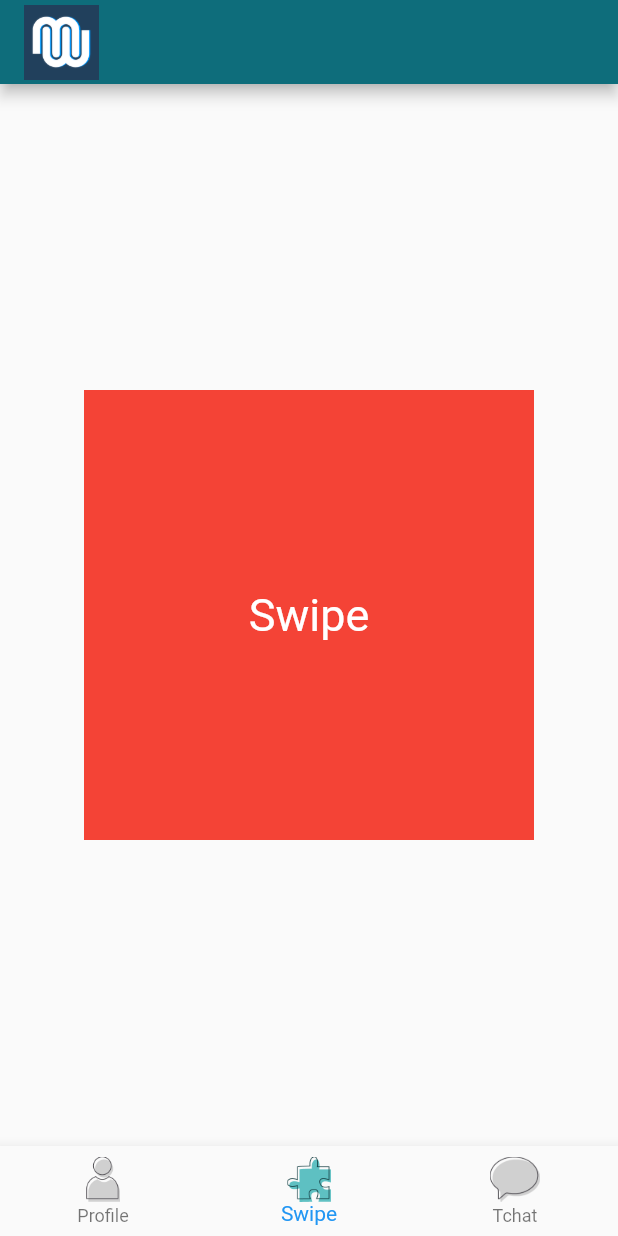
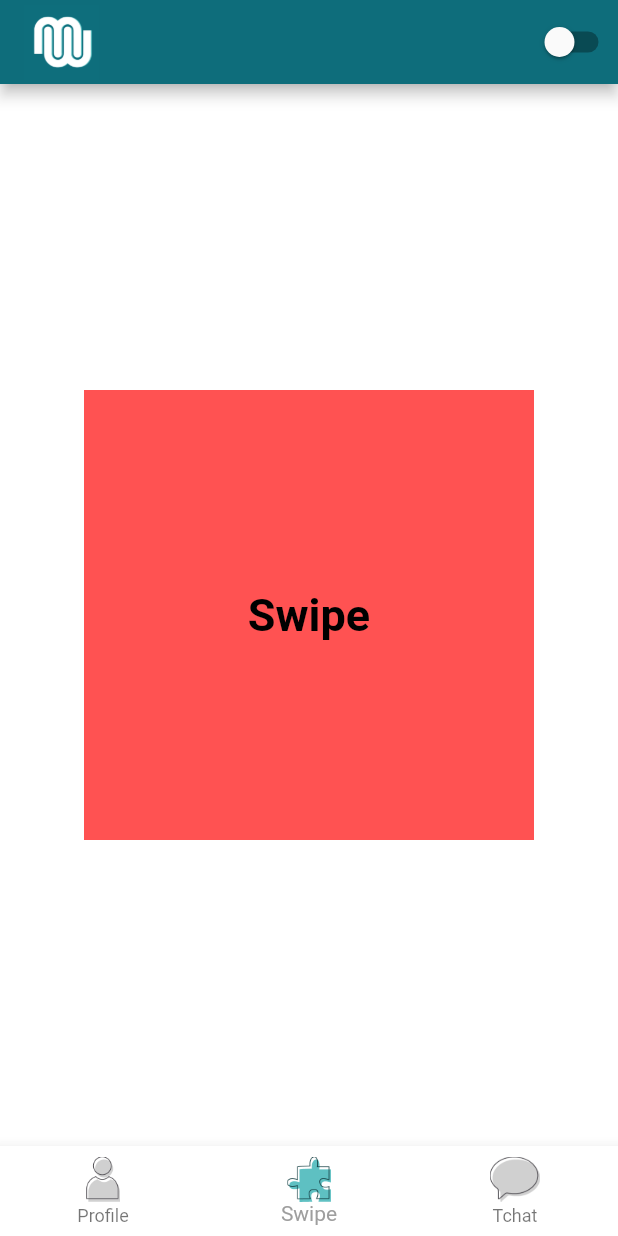
Before and after one commit to ynov-lyon-mobilite-20-21/MatchWork, a Flutter app: the screen it shows after launch, on a phone screen of 412 x 824 dp. Run offline on Flutter 3.47's test engine with Material 2 defaults, Android fonts, the phone set to English and light mode, and no system bars; our stand-ins replace package_info, shared_preferences.

Commit message:
Squashed commit of darkMode
commit 7acaf2947c621df12c807b8783efc6039ee4b9a8
Author: Hizopee <panthierjoyce@gmail.com>
Date:   Fri Nov 13 18:53:02 2020 +0100

    rename logo filename

commit 66d7915ebeb4b07fb591e565cf45520249016812
Author: Hizopee <panthierjoyce@gmail.com>
Date:   Fri Nov 13 18:50:32 2020 +0100

    [Done] add dark mode

commit a7cd5c61ce1efa5685a4ede0fe538e4a65a61aaf
Author: Hizopee <panthierjoyce@gmail.com>
Date:   Tue Nov 10 00:49:26 2020 +0100

    test

```diff
--- a/lib/main.dart
+++ b/lib/main.dart
@@ -1,10 +1,17 @@
 import 'package:flutter/material.dart';
 import 'package:flutter/services.dart';
+import 'package:match_work/provider/theme_provider.dart';
 import 'package:provider/provider.dart';
 import 'package:match_work/provider/navigation_provider.dart';
 import 'package:match_work/view/splashscreen.dart';
 
-void main() => runApp(App());
+void main() => runApp(MultiProvider(
+  providers: [
+    ChangeNotifierProvider(create: (_) => NavigationProvider()),
+    ChangeNotifierProvider(create: (context) => ThemeProvider()),
+  ],
+  child: App(),
+));
 
 class App extends StatelessWidget {
   @override
@@ -12,19 +19,11 @@ class App extends StatelessWidget {
     SystemChrome.setPreferredOrientations([
       DeviceOrientation.portraitUp,
     ]);
-    return MultiProvider(
-      providers: [
-        ChangeNotifierProvider(create: (_) => NavigationProvider()),
-      ],
-      child: Builder(
-        builder: (context) {
-          return MaterialApp(
-            onGenerateRoute: NavigationProvider.of(context).onGenerateRoute,
-            debugShowCheckedModeBanner: false,
-            home: SplashScreen(),
-          );
-        },
-      ),
-    );
+    return Consumer<ThemeProvider>(
+        builder: (context, theme, _) =>  MaterialApp(
+      onGenerateRoute: NavigationProvider.of(context).onGenerateRoute,
+      debugShowCheckedModeBanner: false,
+      home: SplashScreen(),
+    ));
   }
 }
--- a/lib/model/screen.dart
+++ b/lib/model/screen.dart
@@ -2,10 +2,13 @@ import 'package:flutter/material.dart';
 
 class Screen {
 
+  /// [title] of the screen
   final String title;
 
+  /// the view associated to the screen
   final Widget child;
 
+  /// [onGenerateRoute]  automatically generates routes in order to navigate in the application
   final RouteFactory onGenerateRoute;
 
   final String initialRoute;
--- /dev/null
+++ b/lib/provider/theme_provider.dart
@@ -0,0 +1,54 @@
+import 'package:flutter/material.dart';
+import 'package:match_work/theme/dark_theme.dart';
+import '../services/storage_manager.dart';
+import '../theme/light_theme.dart';
+
+class ThemeProvider with ChangeNotifier {
+  final darkTheme = DarkThemeData;
+  final lightTheme = LightThemeData;
+
+  ThemeData _themeData;
+  bool isDarkMode;
+  ThemeData getTheme() => _themeData;
+
+  ThemeProvider() {
+    StorageManager.readData('themeMode').then((value) {
+      print('value read from storage: ' + value.toString());
+      var themeMode = value ?? 'light';
+      if (themeMode == 'light') {
+        _themeData = lightTheme;
+      } else {
+        print('setting dark theme');
+        _themeData = darkTheme;
+      }
+      notifyListeners();
+    });
+  }
+
+  void changeTheme(bool isDarkModeOn) async {
+    String themePreference;
+    if(isDarkModeOn) {
+      _themeData = darkTheme;
+      isDarkMode = true;
+      themePreference = "dark";
+    } else {
+      _themeData = lightTheme;
+      isDarkMode = false;
+      themePreference = "light";
+    }
+
+    StorageManager.saveData('themeMode', themePreference);
+    notifyListeners();
+  }
+  void setDarkMode() async {
+    _themeData = darkTheme;
+    StorageManager.saveData('themeMode', 'dark');
+    notifyListeners();
+  }
+
+  void setLightMode() async {
+    _themeData = lightTheme;
+    StorageManager.saveData('themeMode', 'light');
+    notifyListeners();
+  }
+}
--- /dev/null
+++ b/lib/services/storage_manager.dart
@@ -0,0 +1,27 @@
+import 'package:shared_preferences/shared_preferences.dart';
+
+class StorageManager {
+  static void saveData(String key, dynamic value) async {
+    final prefs = await SharedPreferences.getInstance();
+    if (value is int) {
+      prefs.setInt(key, value);
+    } else if (value is String) {
+      prefs.setString(key, value);
+    } else if (value is bool) {
+      prefs.setBool(key, value);
+    } else {
+      print("Invalid Type");
+    }
+  }
+
+  static Future<dynamic> readData(String key) async {
+    final prefs = await SharedPreferences.getInstance();
+    dynamic obj = prefs.get(key);
+    return obj;
+  }
+
+  static Future<bool> deleteData(String key) async {
+    final prefs = await SharedPreferences.getInstance();
+    return prefs.remove(key);
+  }
+}
--- /dev/null
+++ b/lib/theme/dark_theme.dart
@@ -0,0 +1,34 @@
+import 'package:flutter/material.dart';
+import 'package:match_work/utils/helpers.dart';
+
+// ignore: non_constant_identifier_names
+final ThemeData DarkThemeData = ThemeData(
+  scaffoldBackgroundColor: Colors.black12,
+  appBarTheme: AppBarTheme(
+    color: PRIMARY_COLOR,
+    iconTheme: IconThemeData(
+      color: Colors.black,
+    ),
+  ),
+  textTheme: TextTheme(
+    headline1: TextStyle(
+      color: Colors.white,
+      fontSize: 30.0,
+      fontWeight: FontWeight.bold,
+    ),
+    subtitle1: TextStyle(
+      color: Colors.white70,
+      fontSize: 18.0,
+    ),
+  ),
+  cardTheme: CardTheme(
+    color: Colors.green,
+  ),
+  primarySwatch: Colors.grey,
+  primaryColor: PRIMARY_COLOR,
+  brightness: Brightness.dark,
+  backgroundColor: const Color(0xFF212121),
+  accentColor: ACCENT_COLOR,
+  accentIconTheme: IconThemeData(color: Colors.black),
+  dividerColor: Colors.black12,
+);
--- /dev/null
+++ b/lib/theme/light_theme.dart
@@ -0,0 +1,34 @@
+import 'package:flutter/material.dart';
+import 'package:match_work/utils/helpers.dart';
+
+// ignore: non_constant_identifier_names
+final ThemeData LightThemeData = ThemeData(
+  scaffoldBackgroundColor: Colors.white,
+  appBarTheme: AppBarTheme(
+    color: PRIMARY_COLOR,
+    iconTheme: IconThemeData(
+      color: Colors.white,
+    ),
+  ),
+  textTheme: TextTheme(
+    headline1: TextStyle(
+      color: Colors.black,
+      fontSize: 30.0,
+      fontWeight: FontWeight.bold,
+    ),
+    subtitle1: TextStyle(
+      color: Colors.black54,
+      fontSize: 18.0,
+    ),
+  ),
+  cardTheme: CardTheme(
+    color: Colors.greenAccent,
+  ),
+  primarySwatch: Colors.grey,
+  primaryColor: PRIMARY_COLOR,
+  brightness: Brightness.light,
+  backgroundColor: const Color(0xFFE5E5E5),
+  accentColor: ACCENT_COLOR,
+  accentIconTheme: IconThemeData(color: Colors.white),
+  dividerColor: Colors.white54,
+);
--- a/lib/view/profile.dart
+++ b/lib/view/profile.dart
@@ -1,4 +1,3 @@
-import 'package:flutter/cupertino.dart';
 import 'package:flutter/material.dart';
 
 class Profile extends StatelessWidget {
@@ -16,7 +15,7 @@ class Profile extends StatelessWidget {
             "Profile",
             style: TextStyle(color: Colors.white, fontSize: 30),
           ),
-          color: Colors.blue,
+          color: Colors.green,
         ),
       ),
     );
--- a/lib/view/root.dart
+++ b/lib/view/root.dart
@@ -1,16 +1,25 @@
 import 'package:flutter/material.dart';
-import 'package:match_work/utils/helpers.dart';
+import 'package:match_work/provider/theme_provider.dart';
 import 'package:provider/provider.dart';
+import 'package:shared_preferences/shared_preferences.dart';
 import 'package:match_work/provider/navigation_provider.dart';
 
-class Root extends StatelessWidget {
+class Root extends StatefulWidget {
+  @override
+  _Root createState() => _Root();
+}
+
+class _Root extends State<Root> {
+  bool isDarkModeOn = false;
+
   static const route = '/';
 
   @override
   Widget build(BuildContext context) {
-    return Consumer<NavigationProvider>(
-      builder: (context, provider, child) {
-        final bottomNavigationBarItems = provider.screens
+    return Consumer2<NavigationProvider, ThemeProvider>(
+      builder: (context, navigationProvider, themeProvider, child) {
+        final theme = themeProvider.getTheme();
+        final bottomNavigationBarItems = navigationProvider.screens
             .map((screen) => BottomNavigationBarItem(
                 icon: Image(
                   image: AssetImage(screen.inactiveIconEndpoint),
@@ -20,11 +29,11 @@ class Root extends StatelessWidget {
                   image: AssetImage(screen.activeIconEndpoint),
                   height: 30,
                 ),
-                label: screen.title))
+                title: Text(screen.title, style: theme.textTheme.subtitle1)))
             .toList();
 
         // Initialize [Navigator] instance for each screen.
-        final screens = provider.screens
+        final screens = navigationProvider.screens
             .map(
               (screen) => Navigator(
                 key: screen.navigatorState,
@@ -34,24 +43,39 @@ class Root extends StatelessWidget {
             .toList();
 
         return WillPopScope(
-          onWillPop: () async => provider.onWillPop(context),
-          child: Scaffold(
+            onWillPop: () async => navigationProvider.onWillPop(context),
+            child: MaterialApp(
+              debugShowCheckedModeBanner: false,
+              theme: themeProvider.getTheme(),
+              home: Scaffold(
                 appBar: AppBar(
-              title: Image.asset("lib/images/splash.png", fit: BoxFit.contain, height: 50),
-
-              backgroundColor: PRIMARY_COLOR
+                  title: Image.asset("lib/images/splash.png",
+                      fit: BoxFit.contain, height: 50),
+                  backgroundColor: theme.appBarTheme.color,
+                  actions: <Widget>[
+                    Switch(
+                      value: isDarkModeOn,
+                      onChanged: (value) {
+                        setState(() {
+                          isDarkModeOn = value;
+                          themeProvider.changeTheme(isDarkModeOn);
+                        });
+                      },
+                    )
+                  ],
                 ),
                 body: IndexedStack(
                   children: screens,
-              index: provider.currentTabIndex,
+                  index: navigationProvider.currentTabIndex,
                 ),
                 bottomNavigationBar: BottomNavigationBar(
                   items: bottomNavigationBarItems,
-              currentIndex: provider.currentTabIndex,
-              onTap: provider.setTab,
+                  currentIndex: navigationProvider.currentTabIndex,
+                  onTap: navigationProvider.setTab,
+                  backgroundColor: theme.scaffoldBackgroundColor,
                 ),
               ),
-        );
+            ));
       },
     );
   }
--- a/lib/view/splashscreen.dart
+++ b/lib/view/splashscreen.dart
@@ -17,7 +17,7 @@ class SplashScreen extends StatefulWidget {
 
 class _SplashScreenState extends State<SplashScreen> {
   final splashDelay = 5;
-  String _image = "lib/images/splash.png";
+  String _image = "lib/images/logo/logo_text_below.png";
   PackageInfo _packageInfo = PackageInfo(
     version: 'Unknown',
   );
@@ -66,8 +66,8 @@ class _SplashScreenState extends State<SplashScreen> {
                     children: <Widget>[
                       Image.asset(
                         _image,
-                        height: 300,
-                        width: 300,
+                        height: 350,
+                        width: 350,
                       ),
                       Padding(
                         padding: const EdgeInsets.only(top: 10.0),
--- a/lib/view/swipe.dart
+++ b/lib/view/swipe.dart
@@ -1,11 +1,16 @@
 import 'package:flutter/cupertino.dart';
 import 'package:flutter/material.dart';
+import 'package:match_work/provider/theme_provider.dart';
+import 'package:provider/provider.dart';
 
 class Swipe extends StatelessWidget {
   static const route = '/swipe';
   @override
   Widget build(BuildContext context) {
+    final theme = Provider.of<ThemeProvider>(context).getTheme();
+
     return Scaffold(
+      backgroundColor: theme.scaffoldBackgroundColor,
       body: Center(
         child: Container(
           alignment: Alignment.center,
@@ -13,9 +18,9 @@ class Swipe extends StatelessWidget {
           width: 300,
           child: Text(
             "Swipe",
-            style: TextStyle(color: Colors.white, fontSize: 30),
+            style: theme.textTheme.headline1,
           ),
-          color: Colors.red,
+          color: Colors.redAccent,
         ),
       ),
     );
--- a/lib/view/tchat.dart
+++ b/lib/view/tchat.dart
@@ -16,7 +16,7 @@ class Tchat extends StatelessWidget {
             "Tchat",
             style: TextStyle(color: Colors.white, fontSize: 30),
           ),
-          color: Colors.yellow,
+          color: Colors.blue,
         ),
       ),
     );
--- a/pubspec.yaml
+++ b/pubspec.yaml
@@ -35,6 +35,7 @@ dev_dependencies:
   provider: ^4.3.2+2
   flutter_launcher_icons: "^0.8.1"
   flutter_launcher_name: "^0.0.1"
+  shared_preferences: ^0.5.12+4
 
 flutter_icons:
   image_path: "lib/images/splash.png"
@@ -64,9 +65,6 @@ flutter:
   #   - images/a_dot_burr.jpeg
   #   - images/a_dot_ham.jpeg
 
-  # An image asset can refer to one or more resolution-specific "variants", see
-  # https://flutter.dev/assets-and-images/#resolution-aware.
-
   # For details regarding adding assets from package dependencies, see
   # https://flutter.dev/assets-and-images/#from-packages
 
```
Also changed, not shown: lib/images/logo/blue_logo.jpg, lib/images/logo/logo_text_below.png (renamed from lib/images/logo/Logo MatchWork avec texte.png), lib/images/logo/logo_text_beside.png (renamed from lib/images/logo/Logo Écriture à côté.png), lib/images/logo/text_app_name_logo.png (renamed from lib/images/logo/Écriture MatchWork.png), lib/images/logo/tranparent_logo.png (renamed from lib/images/logo/Logo MatchWork sans fond.png), lib/images/splash.png, pubspec.lock. Lines whose indentation alone changed are shown as unchanged.
